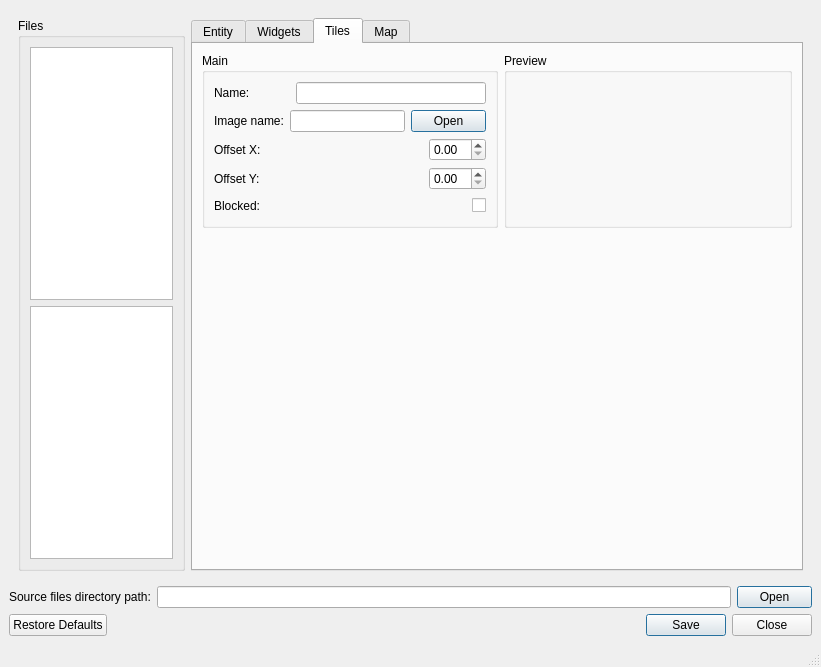
The window that Editor.ui (Yukkurigame/Yukkuri) describes before a commit, drawn with Qt 5.
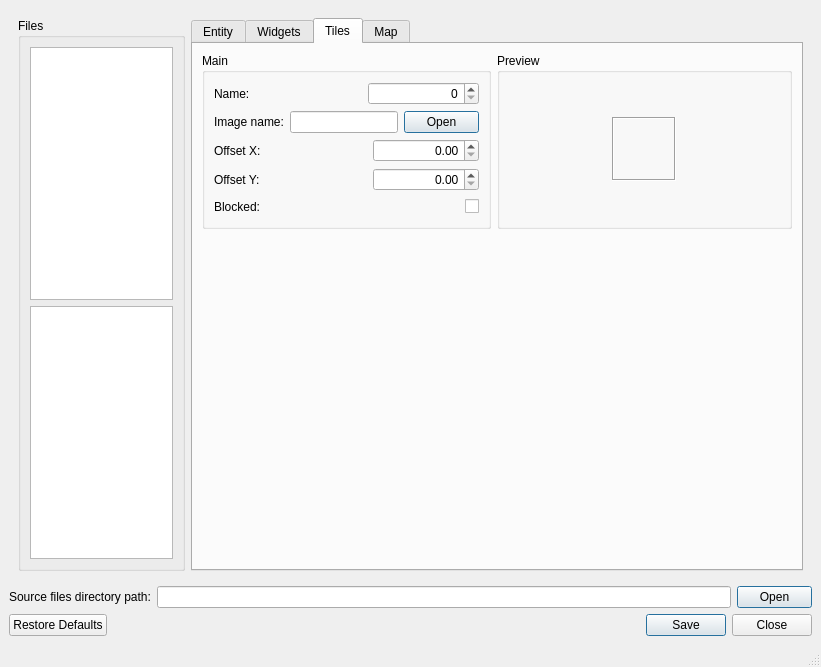
The same window after the commit. The open tabs and pages were chosen to show the change.

```diff
--- a/Editor.ui
+++ b/Editor.ui
@@ -1499,21 +1499,18 @@
                     </spacer>
                    </item>
                    <item>
-                    <widget class="QLineEdit" name="lineEdit_37">
-                     <property name="minimumSize">
-                      <size>
-                       <width>190</width>
-                       <height>0</height>
-                      </size>
+                    <widget class="QSpinBox" name="spinBox">
+                     <property name="sizePolicy">
+                      <sizepolicy hsizetype="MinimumExpanding" vsizetype="Fixed">
+                       <horstretch>0</horstretch>
+                       <verstretch>0</verstretch>
+                      </sizepolicy>
                      </property>
-                     <property name="maximumSize">
-                      <size>
-                       <width>190</width>
-                       <height>16777215</height>
-                      </size>
+                     <property name="alignment">
+                      <set>Qt::AlignRight|Qt::AlignTrailing|Qt::AlignVCenter</set>
                      </property>
-                     <property name="inputMethodHints">
-                      <set>Qt::ImhDigitsOnly</set>
+                     <property name="maximum">
+                      <number>999999999</number>
                      </property>
                     </widget>
                    </item>
@@ -1586,7 +1583,65 @@
                     </spacer>
                    </item>
                    <item>
-                    <widget class="QDoubleSpinBox" name="TilesOffestXSpin"/>
+                    <widget class="QDoubleSpinBox" name="TilesOffestXSpin">
+                     <property name="sizePolicy">
+                      <sizepolicy hsizetype="MinimumExpanding" vsizetype="Fixed">
+                       <horstretch>0</horstretch>
+                       <verstretch>0</verstretch>
+                      </sizepolicy>
+                     </property>
+                     <property name="minimumSize">
+                      <size>
+                       <width>0</width>
+                       <height>0</height>
+                      </size>
+                     </property>
+                     <property name="sizeIncrement">
+                      <size>
+                       <width>0</width>
+                       <height>0</height>
+                      </size>
+                     </property>
+                     <property name="baseSize">
+                      <size>
+                       <width>0</width>
+                       <height>0</height>
+                      </size>
+                     </property>
+                     <property name="mouseTracking">
+                      <bool>false</bool>
+                     </property>
+                     <property name="acceptDrops">
+                      <bool>false</bool>
+                     </property>
+                     <property name="layoutDirection">
+                      <enum>Qt::LeftToRight</enum>
+                     </property>
+                     <property name="autoFillBackground">
+                      <bool>false</bool>
+                     </property>
+                     <property name="wrapping">
+                      <bool>false</bool>
+                     </property>
+                     <property name="frame">
+                      <bool>true</bool>
+                     </property>
+                     <property name="alignment">
+                      <set>Qt::AlignRight|Qt::AlignTrailing|Qt::AlignVCenter</set>
+                     </property>
+                     <property name="keyboardTracking">
+                      <bool>true</bool>
+                     </property>
+                     <property name="prefix">
+                      <string/>
+                     </property>
+                     <property name="decimals">
+                      <number>2</number>
+                     </property>
+                     <property name="maximum">
+                      <double>99999.990000000005239</double>
+                     </property>
+                    </widget>
                    </item>
                   </layout>
                  </widget>
@@ -1618,7 +1673,23 @@
                     </spacer>
                    </item>
                    <item>
-                    <widget class="QDoubleSpinBox" name="TilesOffestYSpin"/>
+                    <widget class="QDoubleSpinBox" name="TilesOffestYSpin">
+                     <property name="sizePolicy">
+                      <sizepolicy hsizetype="MinimumExpanding" vsizetype="Fixed">
+                       <horstretch>0</horstretch>
+                       <verstretch>0</verstretch>
+                      </sizepolicy>
+                     </property>
+                     <property name="alignment">
+                      <set>Qt::AlignRight|Qt::AlignTrailing|Qt::AlignVCenter</set>
+                     </property>
+                     <property name="accelerated">
+                      <bool>false</bool>
+                     </property>
+                     <property name="maximum">
+                      <double>99999.990000000005239</double>
+                     </property>
+                    </widget>
                    </item>
                   </layout>
                  </widget>
@@ -1679,6 +1750,12 @@
                   <property name="enabled">
                    <bool>true</bool>
                   </property>
+                  <property name="sizePolicy">
+                   <sizepolicy hsizetype="Maximum" vsizetype="Maximum">
+                    <horstretch>0</horstretch>
+                    <verstretch>0</verstretch>
+                   </sizepolicy>
+                  </property>
                   <property name="minimumSize">
                    <size>
                     <width>64</width>
@@ -1687,22 +1764,48 @@
                   </property>
                   <property name="maximumSize">
                    <size>
-                    <width>128</width>
-                    <height>128</height>
+                    <width>16777215</width>
+                    <height>16777215</height>
                    </size>
                   </property>
+                  <property name="sizeIncrement">
+                   <size>
+                    <width>0</width>
+                    <height>0</height>
+                   </size>
+                  </property>
+                  <property name="styleSheet">
+                   <string notr="true">QLabel {
+	padding: 1px;
+}</string>
+                  </property>
                   <property name="frameShape">
-                   <enum>QFrame::NoFrame</enum>
+                   <enum>QFrame::Box</enum>
+                  </property>
+                  <property name="frameShadow">
+                   <enum>QFrame::Sunken</enum>
+                  </property>
+                  <property name="lineWidth">
+                   <number>1</number>
+                  </property>
+                  <property name="midLineWidth">
+                   <number>0</number>
                   </property>
                   <property name="text">
                    <string/>
                   </property>
+                  <property name="textFormat">
+                   <enum>Qt::AutoText</enum>
+                  </property>
                   <property name="scaledContents">
                    <bool>false</bool>
                   </property>
                   <property name="alignment">
                    <set>Qt::AlignCenter</set>
                   </property>
+                  <property name="wordWrap">
+                   <bool>false</bool>
+                  </property>
                   <property name="indent">
                    <number>0</number>
                   </property>
```
Left out of the diff: 7 changed lines with no effect on the pictures.
